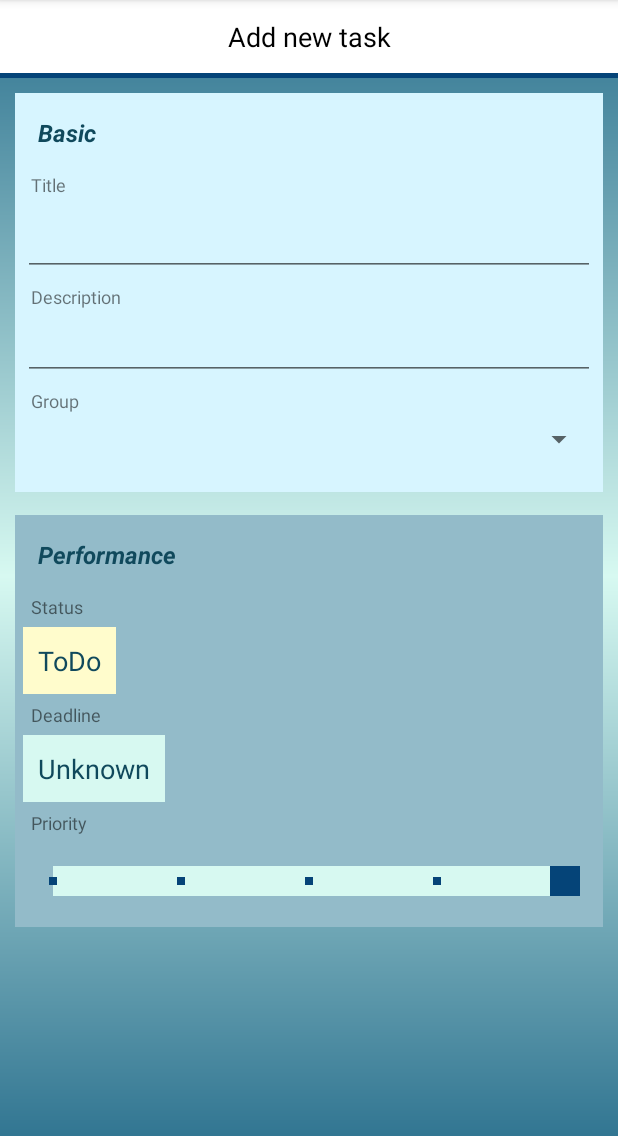
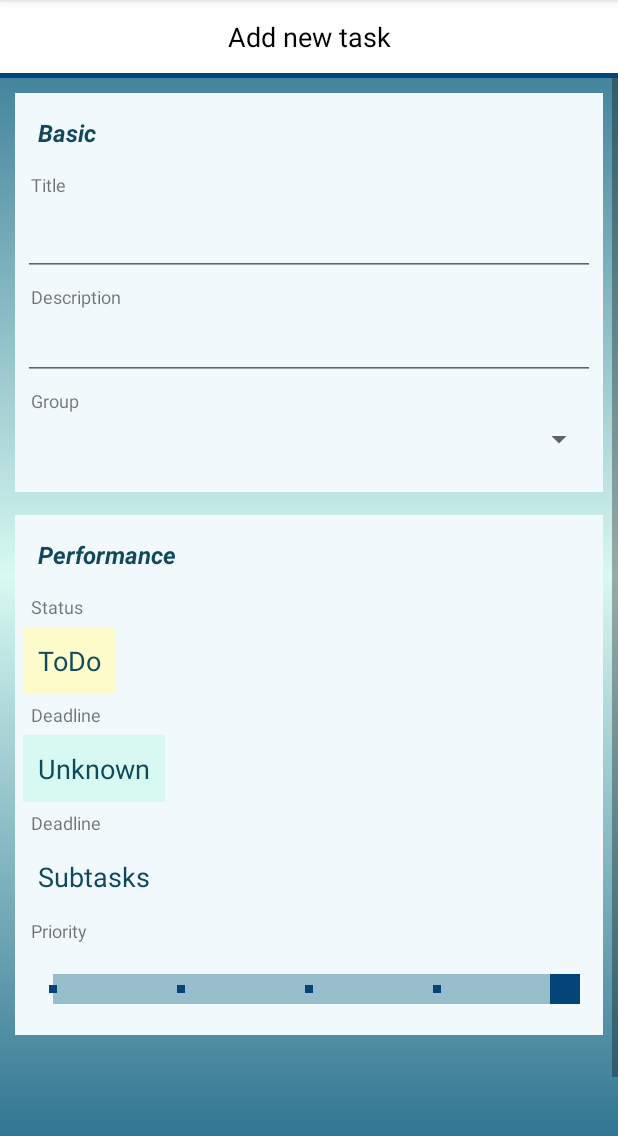
Before and after one commit to Budziaszek/Application-supporting-the-management-of-finances-and-tasks, an Android app: the fragment TaskFragment placed in its activity, on a phone screen of 412 x 824 dp, the part 84-1220 px from its top. Run offline under Robolectric (Android 15) with nearby library versions, the phone set to English and light mode, and no system bars; our stand-ins replace Firebase (no records; nobody signed in at launch, a user with empty details on screens opened directly).

Commit message:
Bug fix (tasks switches, transactions)

```diff
--- a/TaBMate/app/src/main/java/com/budziaszek/tabmate/firestoreData/DataManager.java
+++ b/TaBMate/app/src/main/java/com/budziaszek/tabmate/firestoreData/DataManager.java
@@ -145,7 +145,6 @@ public class DataManager {
         if (refreshCounter == 0) {
             for (UserTask task : tasks.values()) {
                 checkIfMatchFiltration(task);
-                Log.d(TAG, "Check filtration " + task.getTitle());
             }
             informObserversRefreshFinished();
 
--- a/TaBMate/app/src/main/java/com/budziaszek/tabmate/fragment/MainPageFragment.java
+++ b/TaBMate/app/src/main/java/com/budziaszek/tabmate/fragment/MainPageFragment.java
@@ -232,10 +232,6 @@ public class MainPageFragment extends BasicFragment implements DataChangeListene
 
                     @Override
                     public void onLongClick(int position) {
-                        //((MainActivity) activity).setCurrentTask(tasks.get(position));
-                        //((MainActivity) activity).startFragment(TaskFragment.class);
-
-                        //UserTask task = tasks.get(color).get(position);
                         UserTask task = tasks.get(color).get(position);
                         if(task.getStatus() == UserTask.Status.ARCHIVED) {
                             return;
@@ -309,8 +305,8 @@ public class MainPageFragment extends BasicFragment implements DataChangeListene
 
         for(Integer k:tasks.keySet()){
             tasks.get(k).sort(Comparator.comparing(UserTask::getTitle));
-            tasksItemsAdapterMap.get(k).update(tasks.get(k));
-            tasksItemsAdapterMap.get(k).notifyDataSetChanged();
+            tasksItemsAdapterMap.get(k).updateAll(tasks.get(k));
+            //tasksItemsAdapterMap.get(k).notifyDataSetChanged();
         }
     }
 }
--- a/TaBMate/app/src/main/java/com/budziaszek/tabmate/fragment/TaskFragment.java
+++ b/TaBMate/app/src/main/java/com/budziaszek/tabmate/fragment/TaskFragment.java
@@ -149,12 +149,10 @@ public class TaskFragment extends BasicFragment implements DatePickerDialog.OnDa
             UserTask task = ((MainActivity) activity).getCurrentTask();
             task.addDoer(((MainActivity) getActivity()).getCurrentUserId());
             firestoreRequests.updateTask(task,
-                    (aVoid) -> {
-                        DataManager.getInstance().refreshAllGroupsTasks();
-                        activity.onBackPressed();
-                    },
+                    (aVoid) -> DataManager.getInstance().refreshAllGroupsTasks(),
                     (e) -> InformUser.informFailure(activity, e)
             );
+            activity.onBackPressed();
         });
 
         showTask();
@@ -268,32 +266,41 @@ public class TaskFragment extends BasicFragment implements DatePickerDialog.OnDa
     private void setEditing(Boolean edit) {
         isEdited = edit;
 
-        if (edit) {
-            taskTitleInput.setVisibility(View.VISIBLE);
-            taskDescriptionInput.setVisibility(View.VISIBLE);
+        int inputVisibility;
+        int displayVisibility;
+        int additionalVisibility;
 
-            taskTitle.setVisibility(View.INVISIBLE);
-            taskDescription.setVisibility(View.INVISIBLE);
+        if(edit){
+            inputVisibility = View.VISIBLE;
+            displayVisibility = View.INVISIBLE;
+            additionalVisibility = View.GONE;
+        } else {
+            inputVisibility = View.INVISIBLE;
+            displayVisibility = View.VISIBLE;
+            additionalVisibility = View.VISIBLE;
+        }
+
+        taskTitleInput.setVisibility(inputVisibility);
+        taskDescriptionInput.setVisibility(inputVisibility);
+        taskTitle.setVisibility(displayVisibility);
+        taskDescription.setVisibility(displayVisibility);
 
         if (isCreated) {
-                taskGroupInput.setVisibility(View.VISIBLE);
-                taskGroup.setVisibility(View.INVISIBLE);
+            taskGroupInput.setVisibility(inputVisibility);
+            taskGroup.setVisibility(displayVisibility);
             taskTitleInput.setText("");
             taskDescriptionInput.setText("");
-                //seekBar.setVisibility(View.GONE);
-                //fView.findViewById(R.id.label_priority_vote).setVisibility(View.INVISIBLE);
-                taskEstimatedTime.setVisibility(View.GONE);
-                taskSpentTime.setVisibility(View.GONE);
-                taskTimeVote.setVisibility(View.GONE);
-                fView.findViewById(R.id.label_task_time_vote).setVisibility(View.GONE);
-                fView.findViewById(R.id.label_task_estimated_time).setVisibility(View.GONE);
-                fView.findViewById(R.id.label_task_spent_time).setVisibility(View.GONE);
+            taskEstimatedTime.setVisibility(additionalVisibility);
+            taskSpentTime.setVisibility(additionalVisibility);
+            taskTimeVote.setVisibility(additionalVisibility);
+            fView.findViewById(R.id.label_task_time_vote).setVisibility(additionalVisibility);
+            fView.findViewById(R.id.label_task_estimated_time).setVisibility(additionalVisibility);
+            fView.findViewById(R.id.label_task_spent_time).setVisibility(additionalVisibility);
         } else {
             taskGroupInput.setVisibility(View.INVISIBLE);
-                taskTitleInput.setText(taskTitle.getText());
-                taskDescriptionInput.setText(taskDescription.getText());
         }
 
+        if(edit) {
             taskStatus.setOnClickListener(view -> {
                 newStatus = UserTask.getNextStatus(newStatus);
                 taskStatus.setText(newStatus.name);
@@ -320,8 +327,8 @@ public class TaskFragment extends BasicFragment implements DatePickerDialog.OnDa
 
                 numberPicker.setMaxValue(100);
                 numberPicker.setMinValue(0);
-                Integer value = task.getTimeEstimationVote().get(((MainActivity)getActivity()).getCurrentUserId());
-                if(value != null)
+                Integer value = task.getTimeEstimationVote().get(((MainActivity) getActivity()).getCurrentUserId());
+                if (value != null)
                     numberPicker.setValue(value);
 
                 numberPicker.setWrapSelectorWheel(false);
@@ -336,17 +343,9 @@ public class TaskFragment extends BasicFragment implements DatePickerDialog.OnDa
             });
             taskTimeVote.setBackgroundColor(getResources().getColor(R.color.colorAccentLight, activity.getTheme()));
 
-        } else {
-            taskTitleInput.setVisibility(View.INVISIBLE);
-            taskDescriptionInput.setVisibility(View.INVISIBLE);
-            taskGroupInput.setVisibility(View.INVISIBLE);
-
-            taskTitle.setVisibility(View.VISIBLE);
-            taskTitle.setText(taskTitleInput.getText().toString());
-
-            taskDescription.setVisibility(View.VISIBLE);
-            taskDescription.setText(taskDescriptionInput.getText().toString());
-
+            fView.findViewById(R.id.label_task_description).setVisibility(View.VISIBLE);
+        }
+        else {
             taskDeadline.setOnClickListener(view -> {
             });
             taskDeadline.setBackgroundColor(Color.TRANSPARENT);
@@ -358,6 +357,18 @@ public class TaskFragment extends BasicFragment implements DatePickerDialog.OnDa
             taskTimeVote.setOnClickListener(view -> {
             });
             taskTimeVote.setBackgroundColor(Color.TRANSPARENT);
+
+            taskTitle.setText(taskTitleInput.getText().toString());
+            taskDescription.setText(taskDescriptionInput.getText().toString());
+
+            if(task.getDescription() == null || task.getDescription().equals("")){
+                taskDescription.setVisibility(View.GONE);
+                taskDescriptionInput.setVisibility(View.GONE);
+                fView.findViewById(R.id.label_task_description).setVisibility(View.GONE);
+            }else{
+                taskDescription.setVisibility(View.VISIBLE);
+                fView.findViewById(R.id.label_task_description).setVisibility(View.VISIBLE);
+            }
         }
     }
 
@@ -380,6 +391,7 @@ public class TaskFragment extends BasicFragment implements DatePickerDialog.OnDa
             taskEstimatedTime.setText(String.valueOf(task.getEstimatedTime()));
             taskSpentTime.setText(String.valueOf(task.getTimeSpent()));
             task.setPriority(seekBar.getProgress());
+            task.stop();
 
             //Save data
             if (isCreated) {
--- a/TaBMate/app/src/main/java/com/budziaszek/tabmate/fragment/TransactionFragment.java
+++ b/TaBMate/app/src/main/java/com/budziaszek/tabmate/fragment/TransactionFragment.java
@@ -340,11 +340,13 @@ public class TransactionFragment extends BasicFragment implements DatePickerDial
                 transactionSubcategory.setVisibility(View.GONE);
                 fView.findViewById(R.id.label_transaction_subcategory).setVisibility(View.GONE);
             }
-            if(transaction.getDescription() == null) {
+            if(transaction.getDescription() == null || transaction.getDescription().equals("")) {
                 transactionDescription.setVisibility(View.GONE);
                 transactionDescriptionInput.setVisibility(View.GONE);
                 fView.findViewById(R.id.label_transaction_description).setVisibility(View.GONE);
             }
+        }else{
+            fView.findViewById(R.id.label_transaction_description).setVisibility(View.VISIBLE);
         }
     }
 
--- a/TaBMate/app/src/main/java/com/budziaszek/tabmate/view/adapter/TasksItemsAdapter.java
+++ b/TaBMate/app/src/main/java/com/budziaszek/tabmate/view/adapter/TasksItemsAdapter.java
@@ -22,6 +22,7 @@ import com.budziaszek.tabmate.firestoreData.FirestoreRequests;
 import com.budziaszek.tabmate.firestoreData.UserTask;
 import com.budziaszek.tabmate.view.listener.TaskClickListener;
 
+import java.util.ArrayList;
 import java.util.Calendar;
 import java.util.Date;
 import java.util.List;
@@ -66,9 +67,9 @@ public class TasksItemsAdapter extends RecyclerView.Adapter<TasksItemsAdapter.My
     }
 
 
-    public TasksItemsAdapter(List<UserTask> groupsList, Context context, int color, TaskClickListener taskClickListener, String uid) {
+    public TasksItemsAdapter(List<UserTask> tasksList, Context context, int color, TaskClickListener taskClickListener, String uid) {
         //this.taskItemLayouts = new ArrayList<>();
-        this.tasksList = groupsList;
+        this.tasksList = tasksList;
         this.taskClickListener = taskClickListener;
         this.context = context;
         this.color = color;
@@ -89,25 +90,24 @@ public class TasksItemsAdapter extends RecyclerView.Adapter<TasksItemsAdapter.My
         UserTask task = tasksList.get(position);
         holder.taskName.setText(task.getTitle());
         holder.taskDeadline.setText(task.getDateString());
-        if(task.isPlayed()){
+
+        if(task.getPlayDate() != null)
             holder.taskSwitch.setChecked(true);
-            holder.taskSwitch.setTextColor(Color.WHITE);
-        }
+        else
+            holder.taskSwitch.setChecked(false);
+
 
         holder.taskSwitch.setOnCheckedChangeListener((buttonView, isChecked) -> {
             if(isChecked){
                 task.play();
-                FirestoreRequests firestoreRequests = new FirestoreRequests();
-                firestoreRequests.updateTask(task, v -> {}, e -> Log.d("Error", e.getMessage()));
-                holder.taskSwitch.setTextColor(Color.WHITE);
             }else{
                 task.stop();
-                FirestoreRequests firestoreRequests = new FirestoreRequests();
-                firestoreRequests.updateTask(task, v -> {}, e -> Log.d("Error", e.getMessage()));
-                DataManager.getInstance().refreshAllGroupsTasks();
-                holder.taskSwitch.setTextColor(Color.BLACK);
             }
+            FirestoreRequests firestoreRequests = new FirestoreRequests();
+            firestoreRequests.updateTask(task, v -> {}, e -> Log.d("Error", e.getMessage()));
+            DataManager.getInstance().refreshAllGroupsTasks();
         });
+
 
         //Check deadline
         Calendar calendar = Calendar.getInstance();
@@ -146,6 +146,11 @@ public class TasksItemsAdapter extends RecyclerView.Adapter<TasksItemsAdapter.My
         return 0;
     }
 
+    public void updateAll(List<UserTask> data){
+        tasksList = data;
+        notifyDataSetChanged();
+    }
+
     public void update(List<UserTask> data) {
         tasksList = data;
     }
--- a/TaBMate/app/src/main/res/drawable/seekbar_progress.xml
+++ b/TaBMate/app/src/main/res/drawable/seekbar_progress.xml
@@ -16,9 +16,9 @@
                     android:drawable="@android:color/transparent" />
                 <item>
                     <shape android:shape="rectangle"
-                        android:tint="@color/colorAccentLight">
+                        android:tint="@color/colorPrimarySemi">
                         <size android:height="20dp" />
-                        <solid android:color="@color/colorAccentLight" />
+                        <solid android:color="@color/colorPrimarySemi" />
                     </shape>
                 </item>
             </selector>
--- a/TaBMate/app/src/main/res/layout/main_page.xml
+++ b/TaBMate/app/src/main/res/layout/main_page.xml
@@ -75,7 +75,7 @@
                     android:layout_marginEnd="10dp"
                     android:layout_marginStart="10dp"
                     android:layout_marginTop="10dp"
-                    android:background="@color/colorSectionBackgroundTransparent">
+                    android:background="@drawable/gradient_background_section">
 
                     <TextView
                         android:id="@+id/basic_title"
@@ -139,7 +139,7 @@
                     android:layout_marginEnd="10dp"
                     android:layout_marginStart="10dp"
                     android:layout_marginTop="5dp"
-                    android:background="@color/colorSectionBackgroundTransparent">
+                    android:background="@drawable/gradient_background_section">
 
                     <TextView
                         android:id="@+id/groups_title"
--- a/TaBMate/app/src/main/res/layout/task.xml
+++ b/TaBMate/app/src/main/res/layout/task.xml
@@ -168,7 +168,7 @@
                 android:layout_marginEnd="10dp"
                 android:layout_marginStart="10dp"
                 android:layout_marginTop="10dp"
-                android:background="@color/colorSectionBackgroundLight"
+                android:background="@color/colorSectionBackground"
                 android:gravity="start"
                 android:padding="5dp"
                 android:paddingBottom="10dp"
@@ -229,10 +229,31 @@
                     android:textSize="18sp" />
 
                 <TextView
+                    android:id="@+id/label_task_subtasks"
+                    android:layout_width="wrap_content"
+                    android:layout_height="wrap_content"
+                    android:layout_below="@+id/task_date"
+                    android:padding="5dp"
+                    android:text="@string/deadline"
+                    android:textSize="12sp" />
+
+                <TextView
+                    android:id="@+id/task_subtasks"
+                    android:layout_width="wrap_content"
+                    android:layout_height="wrap_content"
+                    android:layout_below="@+id/label_task_subtasks"
+                    android:clickable="true"
+                    android:focusable="true"
+                    android:padding="10dp"
+                    android:text="@string/subtasks"
+                    android:textColor="@color/colorPrimaryDark"
+                    android:textSize="18sp" />
+
+                <TextView
                     android:id="@+id/label_task_estimated_time"
                     android:layout_width="wrap_content"
                     android:layout_height="wrap_content"
-                    android:layout_below="@+id/task_date"
+                    android:layout_below="@+id/task_subtasks"
                     android:padding="5dp"
                     android:text="@string/estimated_time"
                     android:textSize="12sp" />
@@ -253,7 +274,7 @@
                     android:id="@+id/label_task_spent_time"
                     android:layout_width="wrap_content"
                     android:layout_height="wrap_content"
-                    android:layout_below="@+id/task_date"
+                    android:layout_below="@+id/task_subtasks"
                     android:layout_centerHorizontal="true"
                     android:padding="5dp"
                     android:text="@string/spent_time"
@@ -277,7 +298,7 @@
                     android:layout_width="wrap_content"
                     android:layout_height="wrap_content"
                     android:layout_alignParentEnd="true"
-                    android:layout_below="@+id/task_date"
+                    android:layout_below="@+id/task_subtasks"
                     android:padding="5dp"
                     android:text="@string/your_vote"
                     android:textSize="12sp" />
@@ -286,8 +307,8 @@
                     android:id="@+id/task_time_vote"
                     android:layout_width="wrap_content"
                     android:layout_height="wrap_content"
+                    android:layout_alignParentEnd="true"
                     android:layout_below="@id/label_task_time_vote"
-                    android:layout_alignParentEnd="true"
                     android:clickable="true"
                     android:focusable="true"
                     android:padding="10dp"
--- a/TaBMate/app/src/main/res/layout/tasks_select.xml
+++ b/TaBMate/app/src/main/res/layout/tasks_select.xml
@@ -164,7 +164,7 @@
                 android:padding="0dp"
                 android:text="@string/assign"
                 android:textAllCaps="false"
-                android:textColor="@color/colorAccentLight"
+                android:textColor="@color/colorAccentDark"
                 android:textSize="18sp"
                 android:textStyle="bold" />
 
--- a/TaBMate/app/src/main/res/values/colors.xml
+++ b/TaBMate/app/src/main/res/values/colors.xml
@@ -16,7 +16,8 @@
 
     <color name="colorSectionBackgroundTransparent">#3510495c</color>
     <color name="colorSectionBackgroundLight">#93bbc9</color>
-    <color name="colorSectionBackground">#d7f5ff</color>
+    <color name="colorSectionBackgroundLightTransparent">#ae93bbc9</color>
+    <color name="colorSectionBackground">#f1f9fc</color>
 
     <color name="colorPrimaryTransparent">#502d728f</color>
     <color name="colorPrimaryDarkTransparent">#5010495c</color>
```
Also changed, not shown: TaBMate/app/src/main/java/com/budziaszek/tabmate/firestoreData/UserTask.java (+29 -17 lines), TaBMate/app/src/main/java/com/budziaszek/tabmate/fragment/GroupFragment.java (+10 -0 lines), TaBMate/app/src/main/res/drawable/gradient_background_section.xml (added, +15 -0 lines), TaBMate/app/src/main/res/layout/user.xml (+12 -8 lines), TaBMate/app/src/main/res/values/strings.xml (+6 -1 lines), 1 other file. Lines whose indentation alone changed are shown as unchanged.
